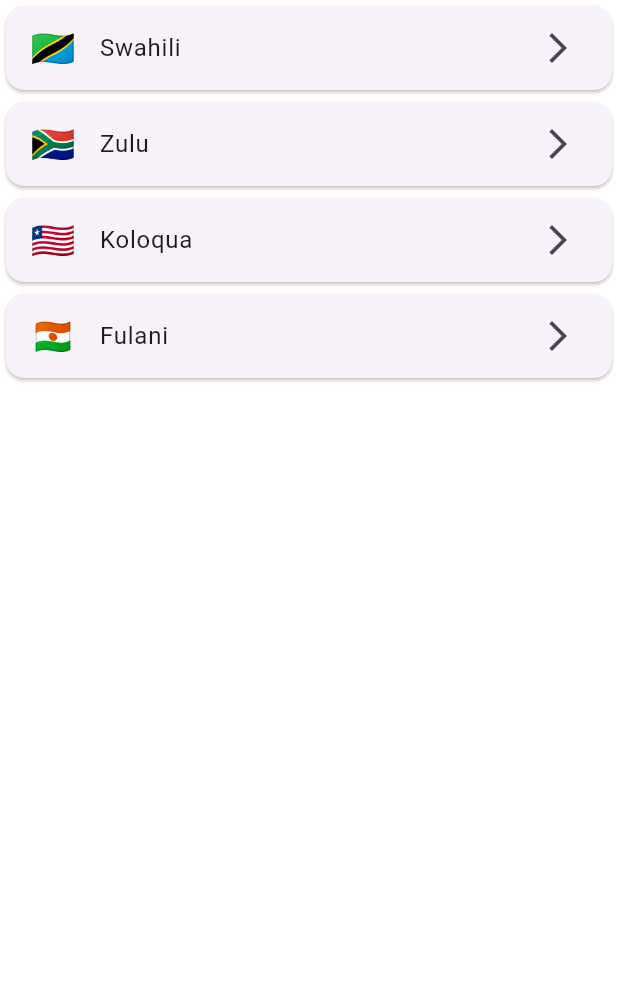
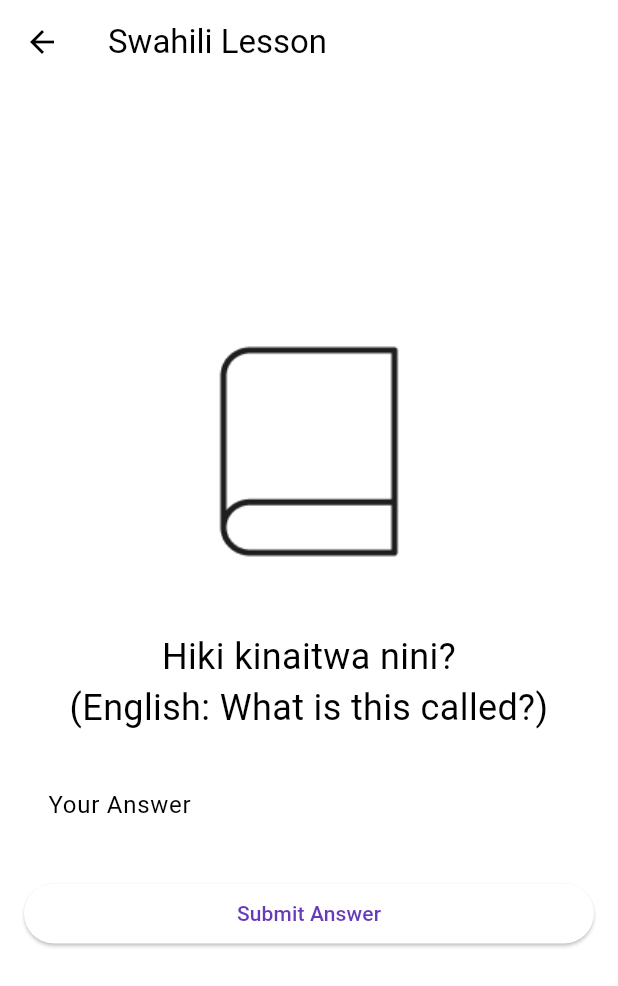
Before and after one commit to jsumbo/Kulu, a Flutter app: the LessonsScreen screen opened by its route, after a tap on "🇹🇿", on a phone screen of 412 x 824 dp. Shown: the top 986 px of the screen. Run offline on Flutter 3.47's test engine with Material 3 defaults, Android fonts, the phone set to English and light mode, and no system bars.

Commit message:
added different language lessons

```diff
--- a/lib/main.dart
+++ b/lib/main.dart
@@ -18,7 +18,9 @@ class KuluApp extends StatelessWidget {
       title: 'Kulu',
       theme: ThemeData(
         primarySwatch: Colors.deepPurple,
-        accentColor: Colors.orangeAccent,
+        colorScheme: ColorScheme.fromSwatch(
+          primarySwatch: Colors.deepPurple,
+        ).copyWith(secondary: Colors.orangeAccent),
         visualDensity: VisualDensity.adaptivePlatformDensity,
       ),
       initialRoute: '/',
--- a/lib/screens/home_screen.dart
+++ b/lib/screens/home_screen.dart
@@ -52,7 +52,7 @@ class _HomeScreenState extends State<HomeScreen> {
           ),
         ],
         currentIndex: _selectedIndex,
-        selectedItemColor: Theme.of(context).accentColor,
+        selectedItemColor: Theme.of(context).colorScheme.secondary,
         unselectedItemColor: Colors.grey,
         onTap: _onItemTapped,
         type: BottomNavigationBarType.fixed,
--- a/lib/screens/lessons_screen.dart
+++ b/lib/screens/lessons_screen.dart
@@ -1,4 +1,8 @@
 import 'package:flutter/material.dart';
+import 'swahili.dart';
+import 'zulu.dart';
+import 'koloqua.dart';
+import 'fulani.dart';
 
 class LessonsScreen extends StatelessWidget {
   final List<Map<String, String>> languages = [
@@ -15,12 +19,43 @@ class LessonsScreen extends StatelessWidget {
       itemBuilder: (ctx, index) {
         return Card(
           child: ListTile(
-            leading: Text(languages[index]['flag']!, style: TextStyle(fontSize: 24)),
+            leading:
+                Text(languages[index]['flag']!, style: TextStyle(fontSize: 24)),
             title: Text(languages[index]['name']!),
             trailing: Icon(Icons.arrow_forward_ios),
             onTap: () {
-              // TODO: Navigate to specific language lessons
-              print('Tapped on ${languages[index]['name']}');
+              // Navigate to the appropriate screen based on the language
+              switch (languages[index]['name']) {
+                case 'Swahili':
+                  Navigator.push(
+                    context,
+                    MaterialPageRoute(
+                        builder: (context) => const SwahiliScreen()),
+                  );
+                  break;
+                case 'Zulu':
+                  Navigator.push(
+                    context,
+                    MaterialPageRoute(builder: (context) => const ZuluScreen()),
+                  );
+                  break;
+                case 'Koloqua':
+                  Navigator.push(
+                    context,
+                    MaterialPageRoute(
+                        builder: (context) => const KoloquaScreen()),
+                  );
+                  break;
+                case 'Fulani':
+                  Navigator.push(
+                    context,
+                    MaterialPageRoute(
+                        builder: (context) => const FulaniScreen()),
+                  );
+                  break;
+                default:
+                  break;
+              }
             },
           ),
         );
--- /dev/null
+++ b/lib/screens/swahili.dart
@@ -0,0 +1,81 @@
+import 'package:flutter/material.dart';
+
+class SwahiliScreen extends StatefulWidget {
+  const SwahiliScreen({super.key});
+
+  @override
+  _SwahiliScreenState createState() => _SwahiliScreenState();
+}
+
+class _SwahiliScreenState extends State<SwahiliScreen> {
+  final TextEditingController _controller = TextEditingController();
+  String feedback = '';
+  final String correctAnswer = 'kitabu'; // Example answer for "book" in Swahili
+
+  void checkAnswer() {
+    setState(() {
+      if (_controller.text.trim().toLowerCase() ==
+          correctAnswer.toLowerCase()) {
+        feedback = 'Correct!';
+      } else {
+        feedback = 'Incorrect, try again.';
+      }
+    });
+  }
+
+  @override
+  Widget build(BuildContext context) {
+    return Scaffold(
+      appBar: AppBar(
+        title: const Text('Swahili Lesson'),
+      ),
+      body: Padding(
+        padding: const EdgeInsets.all(16.0),
+        child: Column(
+          mainAxisAlignment: MainAxisAlignment.center,
+          crossAxisAlignment: CrossAxisAlignment.stretch,
+          children: [
+            Image.asset(
+              'assets/book.png',
+              height: 200,
+              width: 200,
+            ),
+            const SizedBox(height: 20),
+            const Text(
+              'Hiki kinaitwa nini?',
+              style: TextStyle(fontSize: 24),
+              textAlign: TextAlign.center,
+            ),
+            const Text(
+              '(English: What is this called?)',
+              style: TextStyle(fontSize: 24),
+              textAlign: TextAlign.center,
+            ),
+            const SizedBox(height: 20),
+            TextField(
+              controller: _controller,
+              decoration: const InputDecoration(
+                labelText: 'Your Answer',
+                border: OutlineInputBorder(),
+              ),
+            ),
+            const SizedBox(height: 20),
+            ElevatedButton(
+              onPressed: checkAnswer,
+              child: const Text('Submit Answer'),
+            ),
+            const SizedBox(height: 20),
+            Text(
+              feedback,
+              style: TextStyle(
+                fontSize: 18,
+                color: feedback == 'Correct!' ? Colors.green : Colors.red,
+              ),
+              textAlign: TextAlign.center,
+            ),
+          ],
+        ),
+      ),
+    );
+  }
+}
```
Also changed, not shown: lib/screens/fulani.dart (added, +81 -0 lines), lib/screens/koloqua.dart (added, +81 -0 lines), lib/screens/zulu.dart (added, +81 -0 lines), pubspec.yaml (+5 -10 lines), assets/book.png (added), pubspec.lock, 1 other file.
